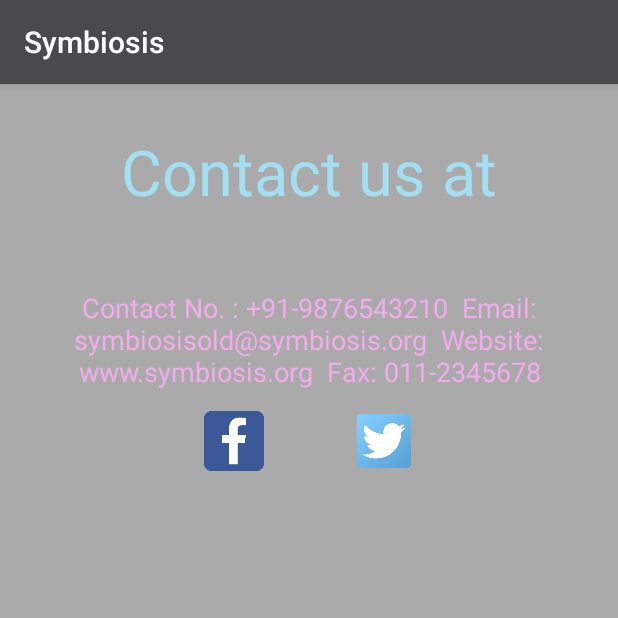
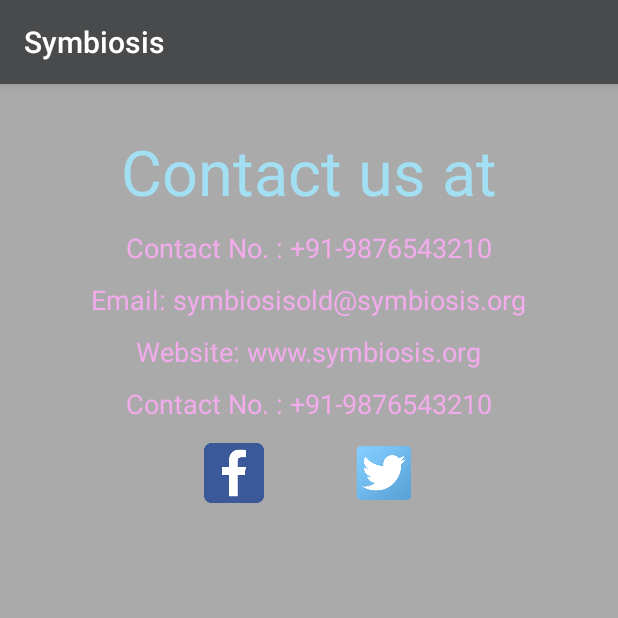
Before and after one commit to pranikamassey/ProjectAnAppForTheElderly, an Android app: the ContactActivity screen opened directly, with no data from a screen before it, on a phone screen of 412 x 824 dp, the top half of it. Run offline under Robolectric (Android 15) with nearby library versions, the phone set to English and light mode, and no system bars.

Commit message:
app commit

```diff
--- a/app/build.gradle
+++ b/app/build.gradle
@@ -13,7 +13,8 @@ android {
     }
     buildTypes {
         release {
-            minifyEnabled false
+            shrinkResources true
+            minifyEnabled true
             proguardFiles getDefaultProguardFile('proguard-android.txt'), 'proguard-rules.pro'
         }
     }
--- a/app/src/main/res/layout/activity_contact.xml
+++ b/app/src/main/res/layout/activity_contact.xml
@@ -6,6 +6,12 @@
     android:layout_height="match_parent"
     android:background="@android:color/darker_gray"
     tools:context="com.example.chato.symbiosis.ContactActivity">
+
+    <!--Email: symbiosisold@symbiosis.org-->
+
+    <!--Website: www.symbiosis.org-->
+
+    <!--Fax: 011-2345678-->
     <TextView
         android:layout_width="match_parent"
         android:layout_height="wrap_content"
@@ -26,23 +32,56 @@
         android:textSize="18dp"
         android:layout_height="wrap_content"
         android:textColor="@color/colorAccentt"
-        android:text="Contact No. : +91-9876543210
-
-Email: symbiosisold@symbiosis.org
-
-Website: www.symbiosis.org
-
-Fax: 011-2345678"
+        android:text="Contact No. : +91-9876543210"
         android:layout_below="@+id/contactus"
         android:id="@+id/info"
         android:layout_centerHorizontal="true"
-        android:layout_marginTop="50dp" />
+        android:layout_marginTop="10dp" />
+    <TextView
+        android:layout_marginLeft="20dp"
+        android:layout_marginRight="20dp"
+        android:layout_width="wrap_content"
+        android:gravity="center"
+        android:textSize="18dp"
+        android:layout_height="wrap_content"
+        android:textColor="@color/colorAccentt"
+        android:text="Email: symbiosisold@symbiosis.org"
+        android:layout_below="@+id/info"
+        android:id="@+id/infonextnext"
+        android:layout_centerHorizontal="true"
+        android:layout_marginTop="10dp" />
+    <TextView
+        android:layout_marginLeft="20dp"
+        android:layout_marginRight="20dp"
+        android:layout_width="wrap_content"
+        android:gravity="center"
+        android:textSize="18dp"
+        android:layout_height="wrap_content"
+        android:textColor="@color/colorAccentt"
+        android:text="Website: www.symbiosis.org"
+        android:layout_below="@+id/infonextnext"
+        android:id="@+id/infonextnextnext"
+        android:layout_centerHorizontal="true"
+        android:layout_marginTop="10dp" />
+    <TextView
+        android:layout_marginLeft="20dp"
+        android:layout_marginRight="20dp"
+        android:layout_width="wrap_content"
+        android:gravity="center"
+        android:textSize="18dp"
+        android:layout_height="wrap_content"
+        android:textColor="@color/colorAccentt"
+        android:text="Contact No. : +91-9876543210"
+        android:layout_below="@+id/infonextnextnext"
+        android:id="@+id/infoend"
+        android:layout_centerHorizontal="true"
+        android:layout_marginTop="10dp" />
     <LinearLayout
         android:layout_width="match_parent"
         android:layout_height="wrap_content"
         android:orientation="horizontal"
         android:gravity="center"
-        android:layout_below="@+id/info"
+        android:layout_below="@+id/infoend"
         android:layout_alignParentStart="true"
         android:layout_marginTop="14dp">
 
--- a/app/src/main/res/layout/activity_other.xml
+++ b/app/src/main/res/layout/activity_other.xml
@@ -13,7 +13,7 @@
         android:textColor="@color/colorAccent"
         android:gravity="center"
         android:textSize="42dp"
-        android:layout_marginTop="30dp"
+        android:layout_marginTop="20dp"
         android:layout_alignParentTop="true"
         android:layout_alignParentStart="true"
         android:id="@+id/what" />
```
Also changed, not shown: 1 other file.
